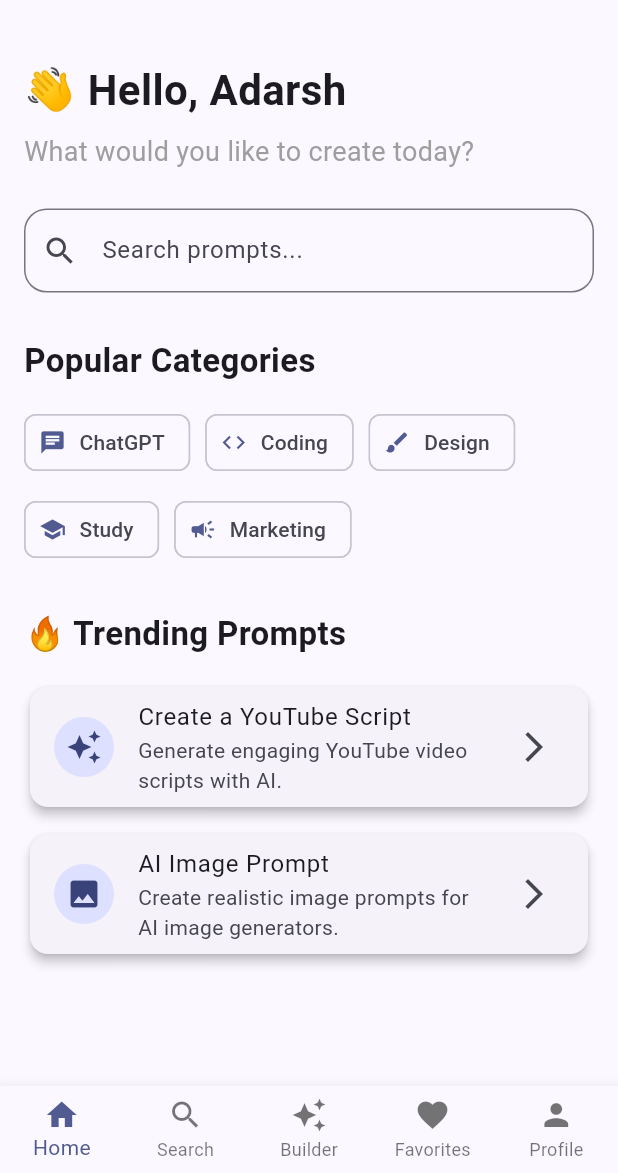
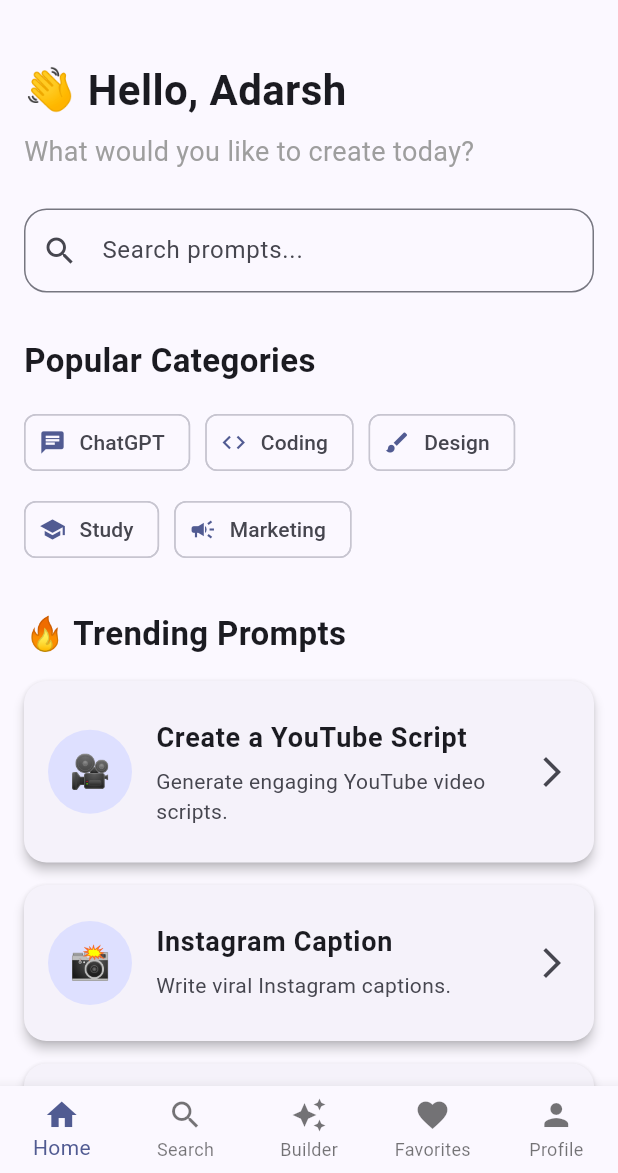
Before and after one commit to adarshananddev/PromptNest, a Flutter app: the screen it shows after launch, on a phone screen of 412 x 824 dp, the part 63-1236 px from its top. Run offline on Flutter 3.47's test engine with Material 3 defaults, Android fonts, the phone set to English and light mode, and no system bars.

Commit message:
Sprint 4: Added prompt details screen and navigation

```diff
--- a/lib/models/prompt_model.dart
+++ b/lib/models/prompt_model.dart
@@ -0,0 +1,13 @@
+class PromptModel {
+  final String title;
+  final String description;
+  final String category;
+  final String icon;
+
+  PromptModel({
+    required this.title,
+    required this.description,
+    required this.category,
+    required this.icon,
+  });
+}
--- a/lib/screens/home_screen.dart
+++ b/lib/screens/home_screen.dart
@@ -1,7 +1,11 @@
 import 'package:flutter/material.dart';
+import '../services/prompt_service.dart';
+import '../widgets/prompts_card.dart';
 
 class HomeScreen extends StatelessWidget {
-  const HomeScreen({super.key});
+  HomeScreen({super.key});
+
+  final prompts = PromptService.getPrompts();
 
   @override
   Widget build(BuildContext context) {
@@ -98,34 +102,8 @@
 
             const SizedBox(height: 15),
 
-            Card(
-              elevation: 3,
-              child: ListTile(
-                leading: const CircleAvatar(
-                  child: Icon(Icons.auto_awesome),
-                ),
-                title: const Text("Create a YouTube Script"),
-                subtitle: const Text(
-                  "Generate engaging YouTube video scripts with AI.",
-                ),
-                trailing: const Icon(Icons.arrow_forward_ios),
-              ),
-            ),
-
-            const SizedBox(height: 10),
-
-            Card(
-              elevation: 3,
-              child: ListTile(
-                leading: const CircleAvatar(
-                  child: Icon(Icons.image),
-                ),
-                title: const Text("AI Image Prompt"),
-                subtitle: const Text(
-                  "Create realistic image prompts for AI image generators.",
-                ),
-                trailing: const Icon(Icons.arrow_forward_ios),
-              ),
+            ...prompts.map(
+              (prompt) => PromptCard(prompt: prompt),
             ),
 
             const SizedBox(height: 20),
--- a/lib/screens/main_navigation.dart
+++ b/lib/screens/main_navigation.dart
@@ -16,13 +16,14 @@
 class _MainNavigationState extends State<MainNavigation> {
   int _selectedIndex = 0;
 
-  final List<Widget> _screens = const [
-    HomeScreen(),
-    SearchScreen(),
-    BuilderScreen(),
-    FavoritesScreen(),
-    ProfileScreen(),
-  ];
+final List<Widget> _screens = [
+  HomeScreen(),
+  const SearchScreen(),
+  const BuilderScreen(),
+  const FavoritesScreen(),
+  const ProfileScreen(),
+];
+
 
   void _onItemTapped(int index) {
     setState(() {
--- /dev/null
+++ b/lib/screens/prompt_details_screen.dart
@@ -0,0 +1,55 @@
+import 'package:flutter/material.dart';
+import '../models/prompt_model.dart';
+
+class PromptDetailsScreen extends StatelessWidget {
+  final PromptModel prompt;
+
+  const PromptDetailsScreen({
+    super.key,
+    required this.prompt,
+  });
+
+  @override
+  Widget build(BuildContext context) {
+    return Scaffold(
+      appBar: AppBar(
+        title: Text(prompt.title),
+      ),
+      body: Padding(
+        padding: const EdgeInsets.all(20),
+        child: Column(
+          crossAxisAlignment: CrossAxisAlignment.start,
+          children: [
+            Text(
+              prompt.icon,
+              style: const TextStyle(fontSize: 60),
+            ),
+
+            const SizedBox(height: 20),
+
+            Text(
+              prompt.title,
+              style: const TextStyle(
+                fontSize: 28,
+                fontWeight: FontWeight.bold,
+              ),
+            ),
+
+            const SizedBox(height: 15),
+
+            Text(
+              prompt.description,
+              style: const TextStyle(fontSize: 18),
+            ),
+
+            const SizedBox(height: 25),
+
+            Chip(
+              label: Text(prompt.category),
+            ),
+          ],
+        ),
+      ),
+    );
+  }
+}
--- a/lib/services/prompt_service.dart
+++ b/lib/services/prompt_service.dart
@@ -0,0 +1,38 @@
+import '../models/prompt_model.dart';
+
+class PromptService {
+  static List<PromptModel> getPrompts() {
+    return [
+      PromptModel(
+        title: "Create a YouTube Script",
+        description: "Generate engaging YouTube video scripts.",
+        category: "Content",
+        icon: "🎥",
+      ),
+      PromptModel(
+        title: "Instagram Caption",
+        description: "Write viral Instagram captions.",
+        category: "Marketing",
+        icon: "📸",
+      ),
+      PromptModel(
+        title: "AI Image Prompt",
+        description: "Generate realistic AI image prompts.",
+        category: "Design",
+        icon: "🖼️",
+      ),
+      PromptModel(
+        title: "Resume Builder",
+        description: "Create ATS-friendly resumes.",
+        category: "Career",
+        icon: "📄",
+      ),
+      PromptModel(
+        title: "Study Notes",
+        description: "Generate quick study notes.",
+        category: "Education",
+        icon: "📚",
+      ),
+    ];
+  }
+}
--- a/lib/widgets/prompts_card.dart
+++ b/lib/widgets/prompts_card.dart
@@ -0,0 +1,60 @@
+import 'package:flutter/material.dart';
+import '../models/prompt_model.dart';
+import '../screens/prompt_details_screen.dart';
+
+class PromptCard extends StatelessWidget {
+  final PromptModel prompt;
+
+  const PromptCard({
+    super.key,
+    required this.prompt,
+  });
+
+  @override
+  Widget build(BuildContext context) {
+    return Card(
+      margin: const EdgeInsets.only(bottom: 15),
+      elevation: 3,
+      shape: RoundedRectangleBorder(
+        borderRadius: BorderRadius.circular(15),
+      ),
+      child: InkWell(
+        borderRadius: BorderRadius.circular(15),
+        onTap: () {
+          Navigator.push(
+            context,
+            MaterialPageRoute(
+              builder: (_) => PromptDetailsScreen(prompt: prompt),
+            ),
+          );
+        },
+        child: ListTile(
+          contentPadding: const EdgeInsets.all(16),
+
+          leading: CircleAvatar(
+            radius: 28,
+            child: Text(
+              prompt.icon,
+              style: const TextStyle(fontSize: 22),
+            ),
+          ),
+
+          title: Text(
+            prompt.title,
+            style: const TextStyle(
+              fontWeight: FontWeight.bold,
+              fontSize: 18,
+            ),
+          ),
+
+          subtitle: Padding(
+            padding: const EdgeInsets.only(top: 6),
+            child: Text(prompt.description),
+          ),
+
+          trailing: const Icon(Icons.arrow_forward_ios),
+        ),
+      ),
+    );
+  }
+}
```
